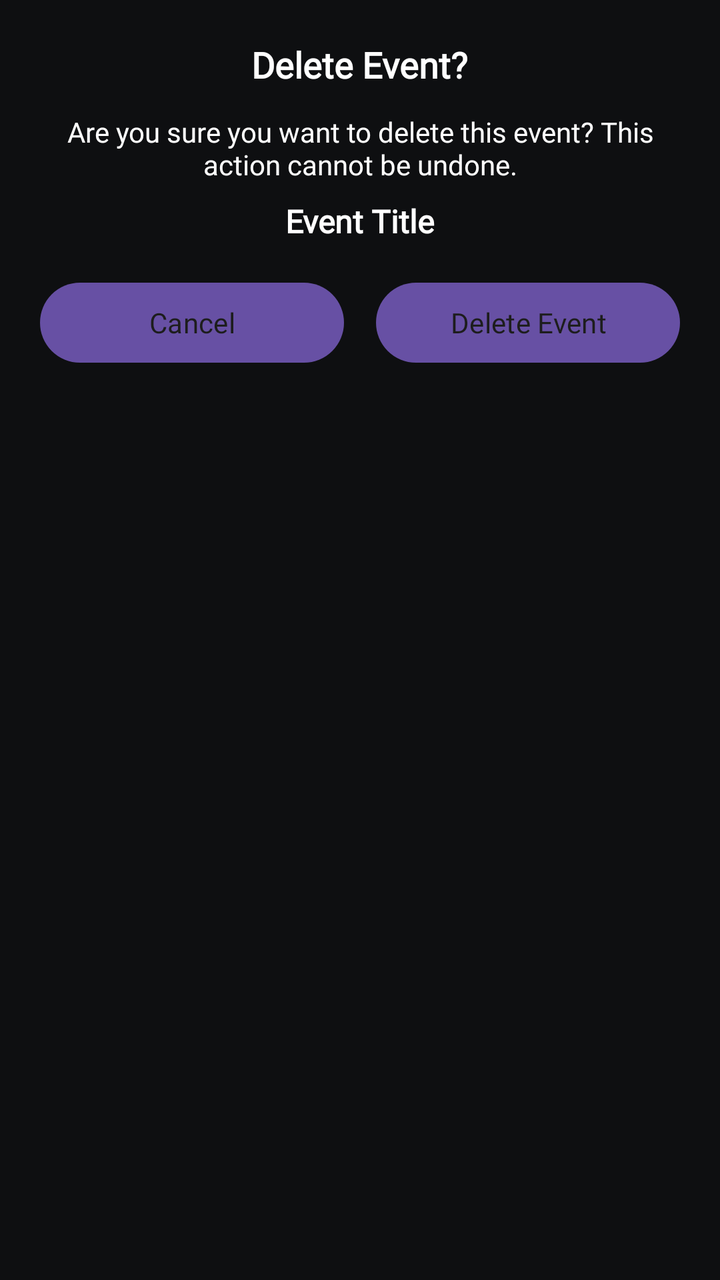
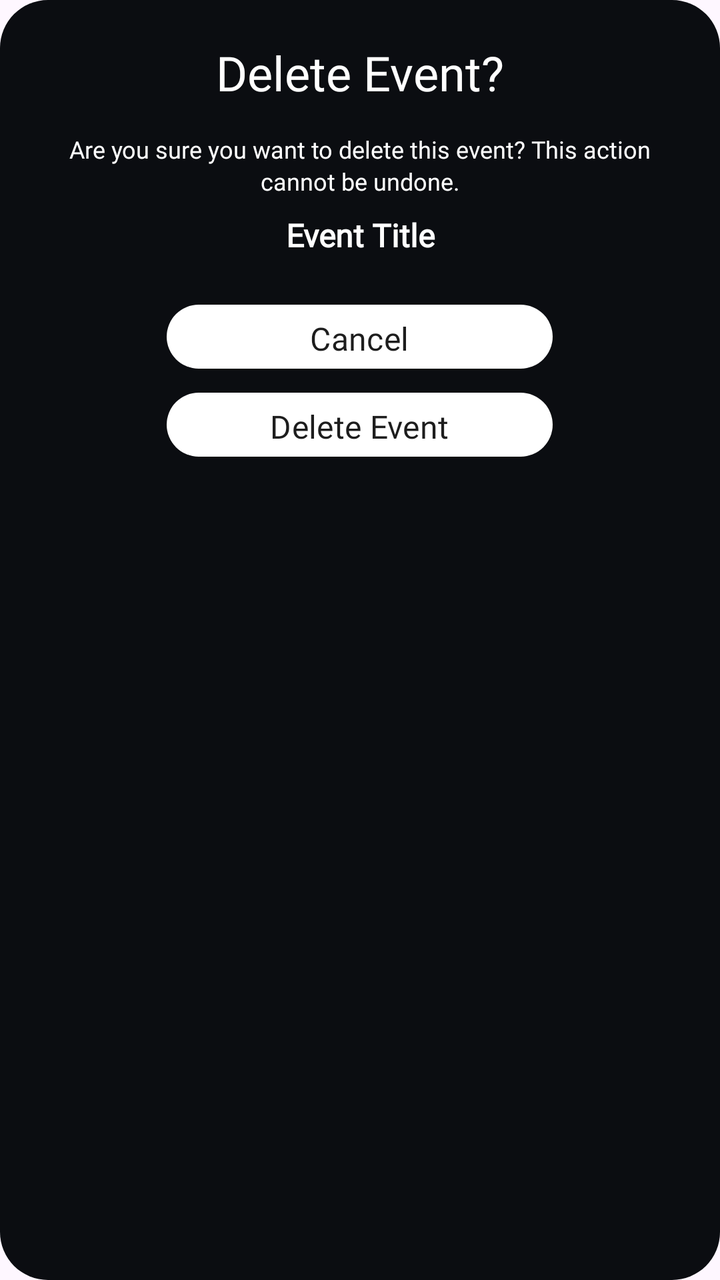

An Android layout rendered at two revisions. The XML below is the earlier revision; the diff shows what the commit changed to produce the second picture.
<!-- AndroidManifest.xml: application theme Theme.Allot -->
<!-- res/layout/dialog_admin_delete_event.xml -->
<?xml version="1.0" encoding="utf-8"?>
<LinearLayout xmlns:android="http://schemas.android.com/apk/res/android"
    android:layout_width="match_parent"
    android:layout_height="wrap_content"
    android:background="@color/screen_bg"
    android:orientation="vertical"
    android:padding="20dp">

    <TextView
        android:id="@+id/dialogTitle"
        android:layout_width="wrap_content"
        android:layout_height="wrap_content"
        android:text="@string/admin_delete_event_title"
        android:textColor="@color/white"
        android:textSize="18sp"
        android:fontFamily="@font/varela_round_regular"
        android:textStyle="bold"
        android:layout_gravity="center_horizontal" />

    <TextView
        android:id="@+id/dialogMessage"
        android:layout_width="wrap_content"
        android:layout_height="wrap_content"
        android:text="@string/admin_delete_event_message"
        android:textColor="@color/white"
        android:textSize="14sp"
        android:fontFamily="@font/varela_round_regular"
        android:layout_marginTop="12dp"
        android:gravity="center" />

    <TextView
        android:id="@+id/eventTitleText"
        android:layout_width="wrap_content"
        android:layout_height="wrap_content"
        android:text="Event Title"
        android:textColor="@color/white"
        android:textSize="16sp"
        android:fontFamily="@font/varela_round_regular"
        android:textStyle="bold"
        android:layout_marginTop="8dp"
        android:layout_gravity="center_horizontal" />

    <LinearLayout
        android:layout_width="match_parent"
        android:layout_height="wrap_content"
        android:orientation="horizontal"
        android:layout_marginTop="20dp"
        android:gravity="center">

        <Button
            android:id="@+id/cancelButton"
            android:layout_width="0dp"
            android:layout_height="40dp"
            android:layout_weight="1"
            android:background="@drawable/bg_waitlist_button"
            android:text="@string/admin_cancel"
            android:textColor="#1D1D1D"
            android:fontFamily="@font/varela_round_regular"
            android:textSize="14sp"
            android:layout_marginEnd="8dp"
            android:textAllCaps="false" />

        <Button
            android:id="@+id/deleteEventButton"
            android:layout_width="0dp"
            android:layout_height="40dp"
            android:layout_weight="1"
            android:background="@drawable/bg_waitlist_button"
            android:text="@string/admin_delete_event"
            android:textColor="#1D1D1D"
            android:fontFamily="@font/varela_round_regular"
            android:textSize="14sp"
            android:layout_marginStart="8dp"
            android:textAllCaps="false" />

    </LinearLayout>

</LinearLayout>
<!-- resources referenced by this layout -->
<resources>
  <color name="screen_bg">#0E0F11</color>
  <color name="white">#FFFFFFFF</color>
  <!-- drawable bg_waitlist_button (drawable) -->
  <?xml version="1.0" encoding="utf-8"?>
  <shape xmlns:android="http://schemas.android.com/apk/res/android" android:shape="rectangle">
      <solid android:color="#F1F1F1" />
      <corners android:radius="22dp" />
  </shape>
  <string name="admin_cancel">Cancel</string>
  <string name="admin_delete_event">Delete Event</string>
  <string name="admin_delete_event_message">Are you sure you want to delete this event? This action cannot be undone.</string>
  <string name="admin_delete_event_title">Delete Event?</string>
  <style name="Theme.Allot" parent="Base.Theme.Allot" />
  <style name="Base.Theme.Allot" parent="Theme.Material3.DayNight.NoActionBar">
          
          
      </style>
</resources>

<!-- the commit's change to res/layout/dialog_admin_delete_event.xml (unified diff, before → after) -->
@@ -1,78 +1,81 @@
 <?xml version="1.0" encoding="utf-8"?>
 <LinearLayout xmlns:android="http://schemas.android.com/apk/res/android"
-    android:layout_width="match_parent"
+    xmlns:app="http://schemas.android.com/apk/res-auto"
+    android:layout_width="342dp"
     android:layout_height="wrap_content"
-    android:background="@color/screen_bg"
+    android:background="@drawable/bg_delete_profile_dialog"
+    android:gravity="center_horizontal"
     android:orientation="vertical"
-    android:padding="20dp">
+    android:paddingStart="24dp"
+    android:paddingTop="20dp"
+    android:paddingEnd="24dp"
+    android:paddingBottom="24dp">
 
     <TextView
         android:id="@+id/dialogTitle"
         android:layout_width="wrap_content"
         android:layout_height="wrap_content"
+        android:layout_gravity="center_horizontal"
+        android:fontFamily="@font/varela_round_regular"
         android:text="@string/admin_delete_event_title"
         android:textColor="@color/white"
-        android:textSize="18sp"
-        android:fontFamily="@font/varela_round_regular"
-        android:textStyle="bold"
-        android:layout_gravity="center_horizontal" />
+        android:textSize="24sp" />
 
     <TextView
         android:id="@+id/dialogMessage"
-        android:layout_width="wrap_content"
+        android:layout_width="match_parent"
         android:layout_height="wrap_content"
+        android:layout_marginTop="14dp"
+        android:fontFamily="@font/varela_round_regular"
+        android:gravity="center"
+        android:lineSpacingExtra="2dp"
         android:text="@string/admin_delete_event_message"
         android:textColor="@color/white"
-        android:textSize="14sp"
-        android:fontFamily="@font/varela_round_regular"
-        android:layout_marginTop="12dp"
-        android:gravity="center" />
+        android:textSize="12sp" />
 
     <TextView
         android:id="@+id/eventTitleText"
-        android:layout_width="wrap_content"
+        android:layout_width="match_parent"
         android:layout_height="wrap_content"
+        android:layout_marginTop="8dp"
+        android:fontFamily="@font/varela_round_regular"
+        android:gravity="center"
         android:text="Event Title"
         android:textColor="@color/white"
         android:textSize="16sp"
+        android:textStyle="bold" />
+
+    <com.google.android.material.button.MaterialButton
+        android:id="@+id/cancelButton"
+        android:layout_width="193dp"
+        android:layout_height="32dp"
+        android:layout_marginTop="24dp"
         android:fontFamily="@font/varela_round_regular"
-        android:textStyle="bold"
-        android:layout_marginTop="8dp"
-        android:layout_gravity="center_horizontal" />
+        android:insetTop="0dp"
+        android:insetBottom="0dp"
+        android:minWidth="0dp"
+        android:minHeight="0dp"
+        android:text="@string/admin_cancel"
+        android:textAllCaps="false"
+        android:textColor="#1D1D1D"
+        android:textSize="16sp"
+        app:backgroundTint="#FFFFFFFF"
+        app:cornerRadius="16dp" />
 
-    <LinearLayout
-        android:layout_width="match_parent"
-        android:layout_height="wrap_content"
-        android:orientation="horizontal"
-        android:layout_marginTop="20dp"
-        android:gravity="center">
-
-        <Button
-            android:id="@+id/cancelButton"
-            android:layout_width="0dp"
-            android:layout_height="40dp"
-            android:layout_weight="1"
-            android:background="@drawable/bg_waitlist_button"
-            android:text="@string/admin_cancel"
-            android:textColor="#1D1D1D"
-            android:fontFamily="@font/varela_round_regular"
-            android:textSize="14sp"
-            android:layout_marginEnd="8dp"
-            android:textAllCaps="false" />
-
-        <Button
-            android:id="@+id/deleteEventButton"
-            android:layout_width="0dp"
-            android:layout_height="40dp"
-            android:layout_weight="1"
-            android:background="@drawable/bg_waitlist_button"
-            android:text="@string/admin_delete_event"
-            android:textColor="#1D1D1D"
-            android:fontFamily="@font/varela_round_regular"
-            android:textSize="14sp"
-            android:layout_marginStart="8dp"
-            android:textAllCaps="false" />
-
-    </LinearLayout>
-
+    <com.google.android.material.button.MaterialButton
+        android:id="@+id/deleteEventButton"
+        android:layout_width="193dp"
+        android:layout_height="32dp"
+        android:layout_marginTop="12dp"
+        android:fontFamily="@font/varela_round_regular"
+        android:insetTop="0dp"
+        android:insetBottom="0dp"
+        android:minWidth="0dp"
+        android:minHeight="0dp"
+        android:text="@string/admin_delete_event"
+        android:textAllCaps="false"
+        android:textColor="#1D1D1D"
+        android:textSize="16sp"
+        app:backgroundTint="#FFFFFFFF"
+        app:cornerRadius="16dp" />
 </LinearLayout>
<!-- resource entries referenced after the edit -->
@@ -1,12 +1,11 @@
 <!-- resources referenced by this layout -->
 <resources>
-  <color name="screen_bg">#0E0F11</color>
   <color name="white">#FFFFFFFF</color>
-  <!-- drawable bg_waitlist_button (drawable) -->
+  <!-- drawable bg_delete_profile_dialog (drawable) -->
   <?xml version="1.0" encoding="utf-8"?>
   <shape xmlns:android="http://schemas.android.com/apk/res/android" android:shape="rectangle">
-      <solid android:color="#F1F1F1" />
-      <corners android:radius="22dp" />
+      <solid android:color="#FF0B0D11" />
+      <corners android:radius="24dp" />
   </shape>
   <string name="admin_cancel">Cancel</string>
   <string name="admin_delete_event">Delete Event</string>
